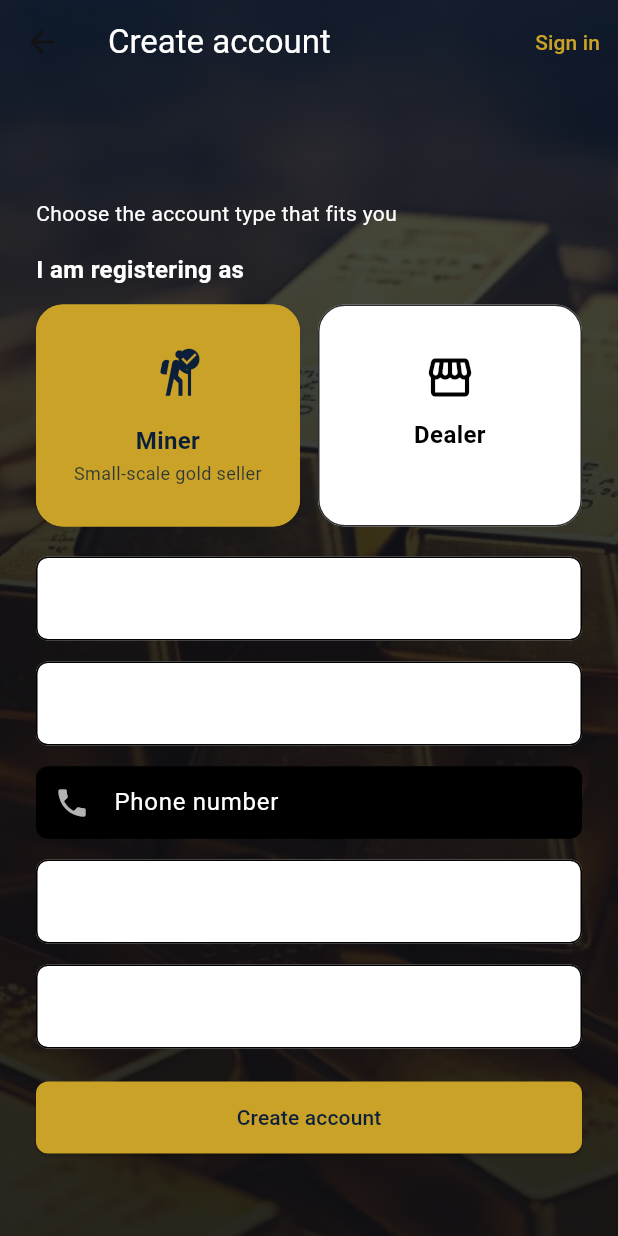
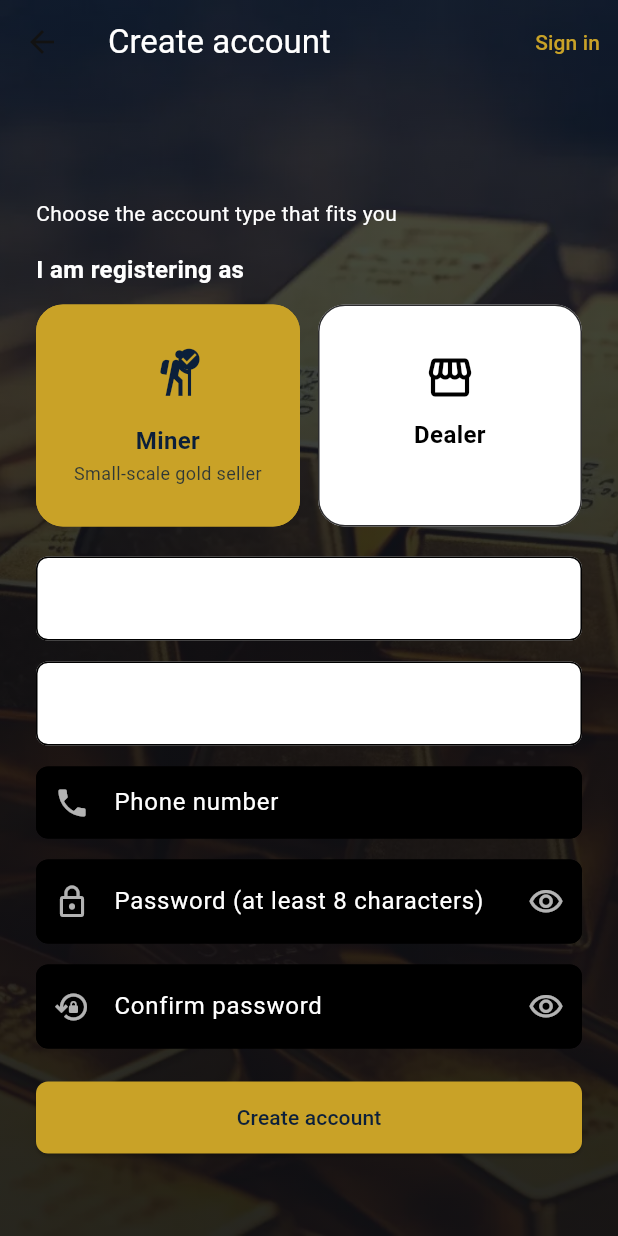
Before and after one commit to maziku-stack/dhahabu-App, a Flutter app: the RegisterScreen screen opened by its route, after a tap on "Miner", on a phone screen of 412 x 824 dp. Run offline on Flutter 3.47's test engine with Material 3 defaults, Android fonts, the phone set to English and light mode, and no system bars; our stand-ins replace shared_preferences; accounts and stored records are empty.

Commit message:
changing all

```diff
--- a/mobile/lib/screens/auth/register_screen.dart
+++ b/mobile/lib/screens/auth/register_screen.dart
@@ -17,6 +17,8 @@ class _RegisterScreenState extends State<RegisterScreen> {
   final _passwordConfirmation = TextEditingController();
   String? _role;
   bool _loading = false;
+  bool _passwordVisible = false;
+  bool _passwordConfirmationVisible = false;
   String? _error;
 
   Future<void> _register() async {
@@ -180,16 +182,57 @@ class _RegisterScreenState extends State<RegisterScreen> {
             TextField(
               controller: _password,
               style: const TextStyle(color: Colors.white),
-              obscureText: true,
-              decoration: const InputDecoration(labelText: 'Password (at least 8 characters)', prefixIcon: Icon(Icons.lock_outline)),
+              obscureText: !_passwordVisible,
+              cursorColor: AppColors.gold,
+              decoration: InputDecoration(
+                filled: true,
+                fillColor: Colors.black,
+                labelText: 'Password (at least 8 characters)',
+                labelStyle: const TextStyle(color: Colors.white),
+                prefixIcon: const Icon(Icons.lock_outline, color: Colors.white70),
+                suffixIcon: IconButton(
+                  tooltip: _passwordVisible ? 'Hide password' : 'Show password',
+                  onPressed: () => setState(
+                    () => _passwordVisible = !_passwordVisible,
+                  ),
+                  icon: Icon(
+                    _passwordVisible
+                        ? Icons.visibility_off_outlined
+                        : Icons.visibility_outlined,
+                    color: Colors.white70,
+                  ),
+                ),
+              ),
             ),
             const SizedBox(height: 14),
             TextField(
               controller: _passwordConfirmation,
               style: const TextStyle(color: Colors.white),
-              obscureText: true,
+              obscureText: !_passwordConfirmationVisible,
+              cursorColor: AppColors.gold,
               textInputAction: TextInputAction.done,
-              decoration: const InputDecoration(labelText: 'Confirm password', prefixIcon: Icon(Icons.lock_reset_outlined)),
+              decoration: InputDecoration(
+                filled: true,
+                fillColor: Colors.black,
+                labelText: 'Confirm password',
+                labelStyle: const TextStyle(color: Colors.white),
+                prefixIcon: const Icon(Icons.lock_reset_outlined, color: Colors.white70),
+                suffixIcon: IconButton(
+                  tooltip: _passwordConfirmationVisible
+                      ? 'Hide password'
+                      : 'Show password',
+                  onPressed: () => setState(
+                    () => _passwordConfirmationVisible =
+                        !_passwordConfirmationVisible,
+                  ),
+                  icon: Icon(
+                    _passwordConfirmationVisible
+                        ? Icons.visibility_off_outlined
+                        : Icons.visibility_outlined,
+                    color: Colors.white70,
+                  ),
+                ),
+              ),
             ),
             const SizedBox(height: 22),
             ElevatedButton(
```
